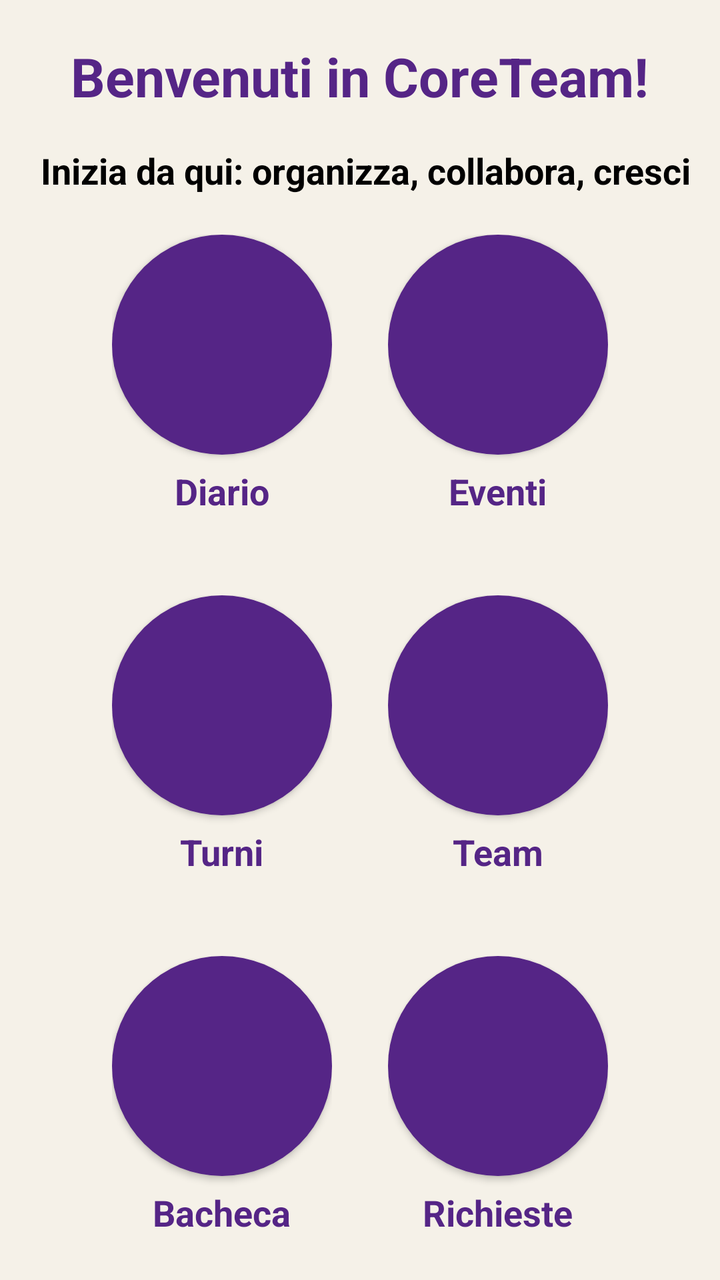
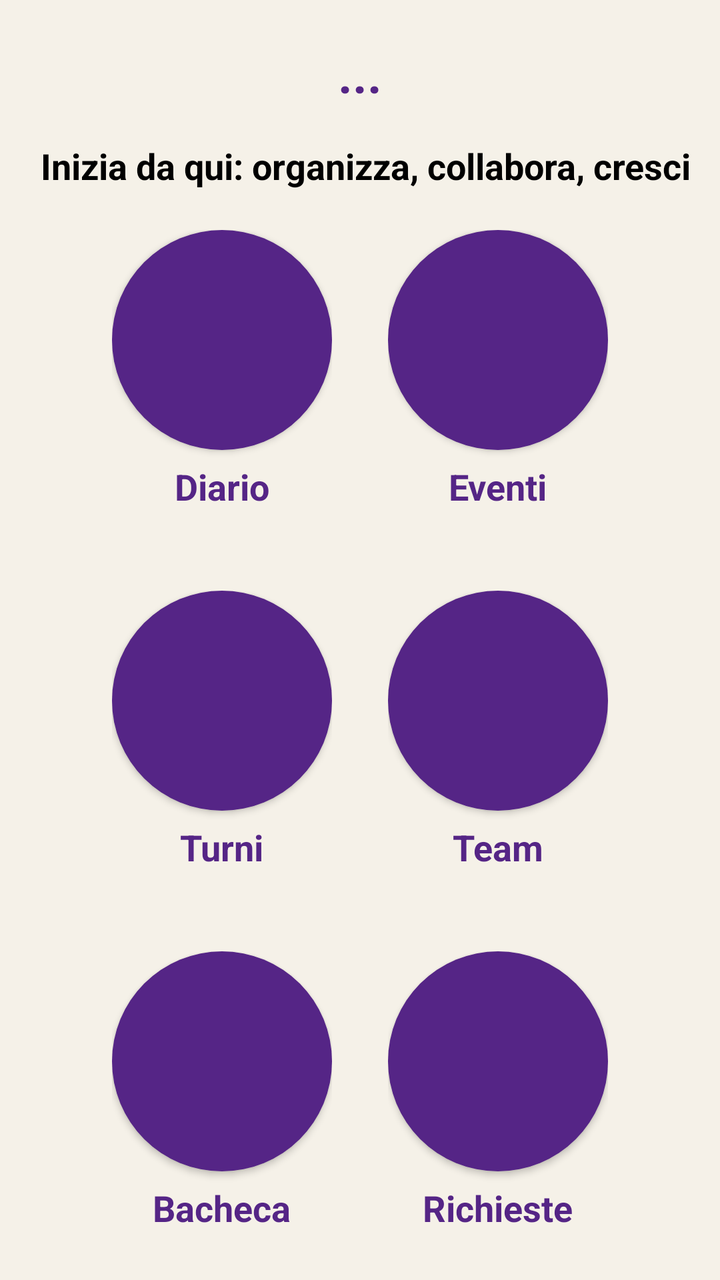

Compare the two renders of this Android layout. The source of the first and the diff that turns it into the second are given below.
<!-- AndroidManifest.xml: application theme Theme.CoreTeamProject -->
<!-- res/layout/fragment_home.xml -->
<?xml version="1.0" encoding="utf-8"?>
<androidx.constraintlayout.widget.ConstraintLayout xmlns:android="http://schemas.android.com/apk/res/android"
    xmlns:app="http://schemas.android.com/apk/res-auto"
    xmlns:tools="http://schemas.android.com/tools"
    android:layout_width="match_parent"
    android:layout_height="match_parent"
    android:background="@color/background_cream"
    tools:context=".MainActivity">

    <TextView
        android:id="@+id/textViewHome"
        android:layout_width="wrap_content"
        android:layout_height="wrap_content"
        android:layout_marginTop="20dp"
        android:text="Benvenuti in CoreTeam!"
        android:textColor="@color/purple_500"
        android:textSize="27sp"
        android:textStyle="bold"
        app:layout_constraintEnd_toEndOf="parent"
        app:layout_constraintStart_toStartOf="parent"
        app:layout_constraintTop_toTopOf="parent" />

    <TextView
        android:id="@+id/textDescriptionHome"
        android:layout_width="wrap_content"
        android:layout_height="wrap_content"
        android:layout_marginTop="17dp"
        android:text="Inizia da qui: organizza, collabora, cresci"
        android:textColor="@color/black"
        android:textSize="18sp"
        android:textStyle="bold"
        app:layout_constraintEnd_toEndOf="parent"
        app:layout_constraintHorizontal_bias="0.586"
        app:layout_constraintStart_toStartOf="parent"
        app:layout_constraintTop_toBottomOf="@id/textViewHome" />

    
    <androidx.constraintlayout.widget.ConstraintLayout
        android:id="@+id/buttonGrid"
        android:layout_width="0dp"
        android:layout_height="0dp"
        android:layout_marginStart="56dp"
        android:layout_marginTop="20dp"
        android:layout_marginEnd="56dp"
        app:layout_constraintBottom_toBottomOf="parent"
        app:layout_constraintEnd_toEndOf="parent"
        app:layout_constraintHorizontal_bias="0.0"
        app:layout_constraintStart_toStartOf="parent"
        app:layout_constraintTop_toBottomOf="@id/textDescriptionHome"
        app:layout_constraintVertical_bias="1.0">

        
        
        <LinearLayout
            android:id="@+id/diaryLayout"
            android:layout_width="wrap_content"
            android:layout_height="wrap_content"
            android:gravity="center"
            android:orientation="vertical"
            app:layout_constraintStart_toStartOf="parent"
            app:layout_constraintTop_toTopOf="parent">

            <Button
                android:id="@+id/buttonDiary"
                android:layout_width="110dp"
                android:layout_height="110dp"
                android:background="@drawable/round_button"
                android:padding="25dp"
                android:text=""
                app:icon="@drawable/ic_bookhome"
                app:iconSize="60dp"
                app:iconTint="@color/white" />

            <TextView
                android:layout_width="wrap_content"
                android:layout_height="wrap_content"
                android:layout_marginTop="6dp"
                android:text="Diario"
                android:textColor="@color/purple_500"
                android:textSize="18sp"
                android:textStyle="bold" />
        </LinearLayout>

        
        <LinearLayout
            android:id="@+id/shiftLayout"
            android:layout_width="wrap_content"
            android:layout_height="wrap_content"
            android:layout_marginTop="40dp"
            android:gravity="center"
            android:orientation="vertical"
            app:layout_constraintStart_toStartOf="parent"
            app:layout_constraintTop_toBottomOf="@id/diaryLayout">

            <Button
                android:id="@+id/buttonShift"
                android:layout_width="110dp"
                android:layout_height="110dp"
                android:background="@drawable/round_button"
                android:padding="25dp"
                android:text=""
                app:icon="@drawable/ic_shifthome"
                app:iconSize="60dp"
                app:iconTint="@color/white" />

            <TextView
                android:layout_width="wrap_content"
                android:layout_height="wrap_content"
                android:layout_marginTop="6dp"
                android:text="Turni"
                android:textColor="@color/purple_500"
                android:textSize="18sp"
                android:textStyle="bold" />
        </LinearLayout>

        
        <LinearLayout
            android:id="@+id/bachecaLayout"
            android:layout_width="wrap_content"
            android:layout_height="wrap_content"
            android:layout_marginTop="40dp"
            android:gravity="center"
            android:orientation="vertical"
            app:layout_constraintStart_toStartOf="parent"
            app:layout_constraintTop_toBottomOf="@id/shiftLayout">

            <Button
                android:id="@+id/buttonBacheca"
                android:layout_width="110dp"
                android:layout_height="110dp"
                android:background="@drawable/round_button"
                android:padding="25dp"
                android:text=""
                app:icon="@drawable/ic_board"
                app:iconSize="60dp"
                app:iconTint="@color/white" />

            <TextView
                android:layout_width="wrap_content"
                android:layout_height="wrap_content"
                android:layout_marginTop="6dp"
                android:text="Bacheca"
                android:textColor="@color/purple_500"
                android:textSize="18dp"
                android:textStyle="bold" />
        </LinearLayout>

        
        
        <LinearLayout
            android:id="@+id/eventLayout"
            android:layout_width="wrap_content"
            android:layout_height="wrap_content"
            android:gravity="center"
            android:orientation="vertical"
            app:layout_constraintEnd_toEndOf="parent"
            app:layout_constraintTop_toTopOf="parent">

            <Button
                android:id="@+id/buttonEvent"
                android:layout_width="110dp"
                android:layout_height="110dp"
                android:background="@drawable/round_button"
                android:padding="25dp"
                android:text=""
                app:icon="@drawable/ic_calendarhome"
                app:iconSize="60dp"
                app:iconTint="@color/white" />

            <TextView
                android:layout_width="wrap_content"
                android:layout_height="wrap_content"
                android:layout_marginTop="6dp"
                android:text="Eventi"
                android:textColor="@color/purple_500"
                android:textSize="18dp"
                android:textStyle="bold" />
        </LinearLayout>

        
        <LinearLayout
            android:id="@+id/teamLayout"
            android:layout_width="wrap_content"
            android:layout_height="wrap_content"
            android:layout_marginTop="40dp"
            android:gravity="center"
            android:orientation="vertical"
            app:layout_constraintEnd_toEndOf="parent"
            app:layout_constraintTop_toBottomOf="@id/eventLayout">

            <Button
                android:id="@+id/buttonTeam"
                android:layout_width="110dp"
                android:layout_height="110dp"
                android:background="@drawable/round_button"
                android:padding="25dp"
                android:text=""
                app:icon="@drawable/ic_teamhome"
                app:iconSize="60dp"
                app:iconTint="@color/white" />

            <TextView
                android:layout_width="wrap_content"
                android:layout_height="wrap_content"
                android:layout_marginTop="6dp"
                android:text="Team"
                android:textColor="@color/purple_500"
                android:textSize="18dp"
                android:textStyle="bold" />
        </LinearLayout>

        
        <LinearLayout
            android:id="@+id/requestsLayout"
            android:layout_width="wrap_content"
            android:layout_height="wrap_content"
            android:layout_marginTop="40dp"
            android:gravity="center"
            android:orientation="vertical"
            app:layout_constraintEnd_toEndOf="parent"
            app:layout_constraintTop_toBottomOf="@id/teamLayout">

            <Button
                android:id="@+id/buttonRequests"
                android:layout_width="110dp"
                android:layout_height="110dp"
                android:background="@drawable/round_button"
                android:padding="25dp"
                android:text=""
                app:icon="@drawable/ic_request"
                app:iconSize="60dp"
                app:iconTint="@color/white" />

            <TextView
                android:layout_width="wrap_content"
                android:layout_height="wrap_content"
                android:layout_marginTop="6dp"
                android:text="Richieste"
                android:textColor="@color/purple_500"
                android:textSize="18dp"
                android:textStyle="bold" />
        </LinearLayout>

    </androidx.constraintlayout.widget.ConstraintLayout>

</androidx.constraintlayout.widget.ConstraintLayout>
<!-- resources referenced by this layout -->
<resources>
  <color name="background_cream">#F5F1E8</color>
  <color name="black">#FF000000</color>
  <color name="purple_500">#552586</color>
  <color name="white">#FFFFFFFF</color>
  <!-- drawable ic_board (drawable) -->
  <vector xmlns:android="http://schemas.android.com/apk/res/android"
      android:width="24dp"
      android:height="24dp"
      android:viewportWidth="960"
      android:viewportHeight="960">
    <path
        android:pathData="M280,800v-441q0,-33 24,-56t57,-23h439q33,0 56.5,23.5T880,360v320L680,880L360,880q-33,0 -56.5,-23.5T280,800ZM81,250q-6,-33 13,-59.5t52,-32.5l434,-77q33,-6 59.5,13t32.5,52l10,54h-82l-7,-40 -433,77 40,226v279q-16,-9 -27.5,-24T158,684L81,250ZM360,360v440h280v-160h160v-280L360,360ZM580,580Z"
        android:fillColor="#FFFFFF"/>
  </vector>
  <!-- drawable ic_request (drawable) -->
  <vector xmlns:android="http://schemas.android.com/apk/res/android"
      android:width="24dp"
      android:height="24dp"
      android:viewportWidth="960"
      android:viewportHeight="960">
    <path
        android:pathData="M662,900 L520,758l56,-56 85,85 170,-170 56,57L662,900ZM296,680l-56,-56 64,-64 -64,-64 56,-56 64,64 64,-64 56,56 -64,64 64,64 -56,56 -64,-64 -64,64ZM200,880q-33,0 -56.5,-23.5T120,800v-560q0,-33 23.5,-56.5T200,160h40v-80h80v80h320v-80h80v80h40q33,0 56.5,23.5T840,240v254l-80,81v-175L200,400v400h250l79,80L200,880ZM200,320h560v-80L200,240v80ZM200,320v-80,80Z"
        android:fillColor="#FFFFFF"/>
  </vector>
  <!-- drawable ic_shifthome (drawable) -->
  <vector xmlns:android="http://schemas.android.com/apk/res/android"
      android:width="24dp"
      android:height="24dp"
      android:viewportWidth="960"
      android:viewportHeight="960">
    <path
        android:pathData="M480,880q-75,0 -140.5,-28.5t-114,-77q-48.5,-48.5 -77,-114T120,520q0,-75 28.5,-140.5t77,-114q48.5,-48.5 114,-77T480,160q75,0 140.5,28.5t114,77q48.5,48.5 77,114T840,520q0,75 -28.5,140.5t-77,114q-48.5,48.5 -114,77T480,880ZM480,520ZM592,688 L648,632 520,504v-184h-80v216l152,152ZM224,94l56,56 -170,170 -56,-56 170,-170ZM736,94 L906,264 850,320 680,150 736,94ZM480,800q117,0 198.5,-81.5T760,520q0,-117 -81.5,-198.5T480,240q-117,0 -198.5,81.5T200,520q0,117 81.5,198.5T480,800Z"
        android:fillColor="#FFFFFF"/>
  </vector>
  <!-- drawable round_button (drawable) -->
  <shape xmlns:android="http://schemas.android.com/apk/res/android"
      android:shape="rectangle">
      <solid android:color="@color/purple_500" />
      <corners android:radius="80dp" />
  </shape>
  <style name="Theme.CoreTeamProject" parent="Base.Theme.CoreTeamProject" />
  <style name="Base.Theme.CoreTeamProject" parent="Theme.Material3.DayNight.NoActionBar">
          
          <item name="colorPrimary">@color/purple_500</item>
          <item name="colorPrimaryVariant">@color/purple_500</item>
          <item name="colorOnPrimary">@color/white</item>
  
          
          <item name="android:windowBackground">@color/background_cream</item>
          <item name="colorSurface">@color/white</item>
          <item name="colorOnSurface">@color/black</item>
  
          
          <item name="android:textColor">@color/black</item>
          <item name="android:textColorPrimary">@color/black</item>
  
          
          <item name="colorPrimaryContainer">@color/purple_500</item>
          <item name="colorOnPrimaryContainer">@color/white</item>
      </style>
  <!-- unchanged entries left out for length: 3 -->
</resources>

<!-- the commit's change to res/layout/fragment_home.xml (unified diff, before → after) -->
@@ -12,9 +12,9 @@
         android:layout_width="wrap_content"
         android:layout_height="wrap_content"
         android:layout_marginTop="20dp"
-        android:text="Benvenuti in CoreTeam!"
+        android:text="..."
         android:textColor="@color/purple_500"
-        android:textSize="27sp"
+        android:textSize="25dp"
         android:textStyle="bold"
         app:layout_constraintEnd_toEndOf="parent"
         app:layout_constraintStart_toStartOf="parent"
